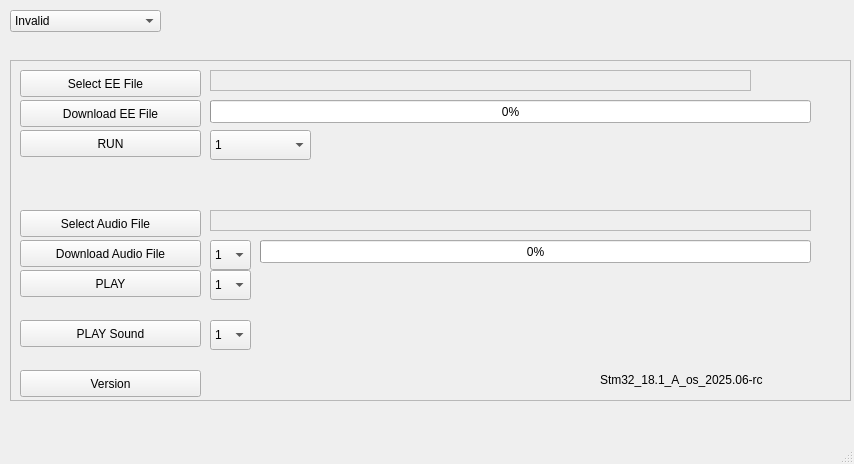
Above: Qt/Nevol_DwTool/nevol_dwtool.ui from shinymetal6/Nevol_Presso_Processes before the change. Below: the same form after it.
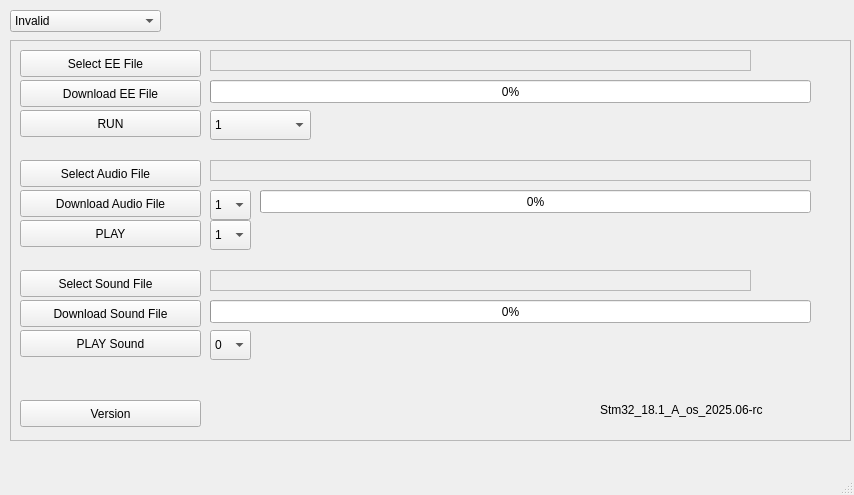
That is the form after the change. Icons and pictures are not drawn.

Commit message: added sound play with file decoding

Patch:
```diff
--- a/Qt/Nevol_DwTool/nevol_dwtool.ui
+++ b/Qt/Nevol_DwTool/nevol_dwtool.ui
@@ -7,7 +7,7 @@
     <x>0</x>
     <y>0</y>
     <width>854</width>
-    <height>464</height>
+    <height>495</height>
    </rect>
   </property>
   <property name="windowTitle">
@@ -125,9 +125,9 @@
     <property name="geometry">
      <rect>
       <x>10</x>
-      <y>60</y>
+      <y>40</y>
       <width>841</width>
-      <height>341</height>
+      <height>401</height>
      </rect>
     </property>
     <property name="frameShape">
@@ -326,7 +326,7 @@
      <property name="geometry">
       <rect>
        <x>250</x>
-       <y>180</y>
+       <y>150</y>
        <width>551</width>
        <height>23</height>
       </rect>
@@ -361,7 +361,7 @@
      <property name="geometry">
       <rect>
        <x>200</x>
-       <y>150</y>
+       <y>120</y>
        <width>601</width>
        <height>21</height>
       </rect>
@@ -380,7 +380,7 @@
      <property name="geometry">
       <rect>
        <x>10</x>
-       <y>180</y>
+       <y>150</y>
        <width>181</width>
        <height>27</height>
       </rect>
@@ -393,7 +393,7 @@
      <property name="geometry">
       <rect>
        <x>10</x>
-       <y>150</y>
+       <y>120</y>
        <width>181</width>
        <height>27</height>
       </rect>
@@ -406,7 +406,7 @@
      <property name="geometry">
       <rect>
        <x>200</x>
-       <y>180</y>
+       <y>150</y>
        <width>41</width>
        <height>30</height>
       </rect>
@@ -456,7 +456,7 @@
      <property name="geometry">
       <rect>
        <x>10</x>
-       <y>210</y>
+       <y>180</y>
        <width>181</width>
        <height>27</height>
       </rect>
@@ -469,7 +469,7 @@
      <property name="geometry">
       <rect>
        <x>200</x>
-       <y>210</y>
+       <y>180</y>
        <width>41</width>
        <height>30</height>
       </rect>
@@ -519,7 +519,7 @@
      <property name="geometry">
       <rect>
        <x>10</x>
-       <y>260</y>
+       <y>290</y>
        <width>181</width>
        <height>27</height>
       </rect>
@@ -532,11 +532,16 @@
      <property name="geometry">
       <rect>
        <x>200</x>
-       <y>260</y>
+       <y>290</y>
        <width>41</width>
        <height>30</height>
       </rect>
      </property>
+     <item>
+      <property name="text">
+       <string>0</string>
+      </property>
+     </item>
      <item>
       <property name="text">
        <string>1</string>
@@ -595,7 +600,7 @@
      <property name="geometry">
       <rect>
        <x>590</x>
-       <y>310</y>
+       <y>360</y>
        <width>241</width>
        <height>19</height>
       </rect>
@@ -608,7 +613,7 @@
      <property name="geometry">
       <rect>
        <x>10</x>
-       <y>310</y>
+       <y>360</y>
        <width>181</width>
        <height>27</height>
       </rect>
@@ -617,6 +622,99 @@
       <string>Version</string>
      </property>
     </widget>
+    <widget class="QPushButton" name="SelectSoundFile_pushButton">
+     <property name="geometry">
+      <rect>
+       <x>10</x>
+       <y>230</y>
+       <width>181</width>
+       <height>27</height>
+      </rect>
+     </property>
+     <property name="text">
+      <string>Select Sound File   </string>
+     </property>
+    </widget>
+    <widget class="QPushButton" name="DownloadSoundFile_pushButton">
+     <property name="geometry">
+      <rect>
+       <x>10</x>
+       <y>260</y>
+       <width>181</width>
+       <height>27</height>
+      </rect>
+     </property>
+     <property name="text">
+      <string>Download Sound File</string>
+     </property>
+    </widget>
+    <widget class="QLabel" name="RXSound_label">
+     <property name="enabled">
+      <bool>true</bool>
+     </property>
+     <property name="geometry">
+      <rect>
+       <x>810</x>
+       <y>260</y>
+       <width>22</width>
+       <height>22</height>
+      </rect>
+     </property>
+     <property name="text">
+      <string/>
+     </property>
+     <property name="pixmap">
+      <pixmap resource="Nevol_DwTool.qrc">:/ledred.png</pixmap>
+     </property>
+     <property name="scaledContents">
+      <bool>true</bool>
+     </property>
+    </widget>
+    <widget class="QProgressBar" name="downloadSound_progressBar">
+     <property name="geometry">
+      <rect>
+       <x>200</x>
+       <y>260</y>
+       <width>601</width>
+       <height>23</height>
+      </rect>
+     </property>
+     <property name="value">
+      <number>0</number>
+     </property>
+    </widget>
+    <widget class="QLabel" name="label_SOUND_FILE">
+     <property name="geometry">
+      <rect>
+       <x>200</x>
+       <y>230</y>
+       <width>541</width>
+       <height>21</height>
+      </rect>
+     </property>
+     <property name="frameShape">
+      <enum>QFrame::StyledPanel</enum>
+     </property>
+     <property name="frameShadow">
+      <enum>QFrame::Sunken</enum>
+     </property>
+     <property name="text">
+      <string/>
+     </property>
+    </widget>
+    <widget class="QLabel" name="SEQNUM_label">
+     <property name="geometry">
+      <rect>
+       <x>750</x>
+       <y>230</y>
+       <width>51</width>
+       <height>19</height>
+      </rect>
+     </property>
+     <property name="text">
+      <string/>
+     </property>
+    </widget>
    </widget>
   </widget>
   <widget class="QMenuBar" name="menubar">
```
The commit also changes 15 other files.
